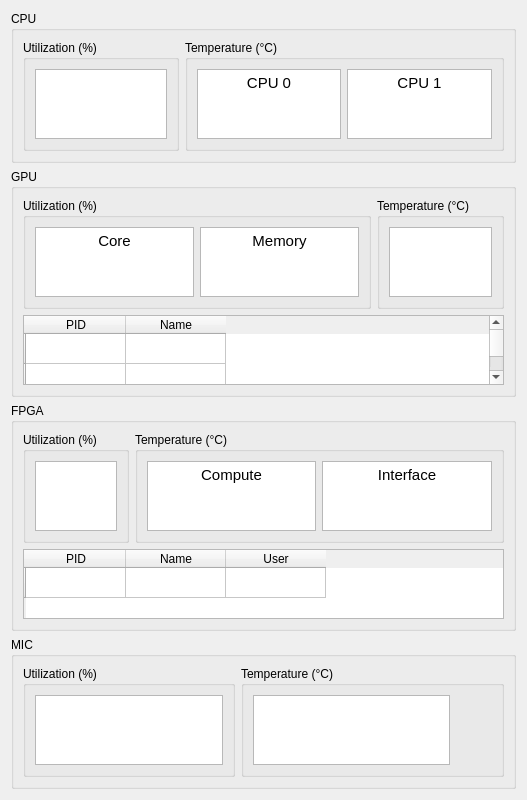
This is utilities/msmonitor_cs/client/msmonitor/qmsmsystemoverview.ui in akiml/ampehre as Qt 5 draws it before an edit. The edited form follows.
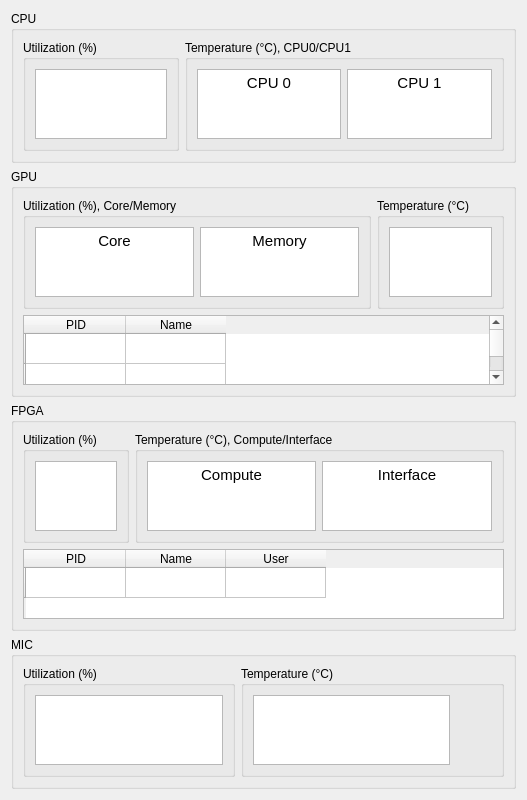
This is the edited form.

The edit to the form file:
```diff
--- a/utilities/msmonitor_cs/client/msmonitor/qmsmsystemoverview.ui
+++ b/utilities/msmonitor_cs/client/msmonitor/qmsmsystemoverview.ui
@@ -54,7 +54,7 @@
         <item>
          <widget class="QGroupBox" name="groupBox_cpu_temp">
           <property name="title">
-           <string>Temperature (°C)</string>
+           <string>Temperature (°C), CPU0/CPU1</string>
           </property>
           <layout class="QHBoxLayout" name="horizontalLayout_3">
            <item>
@@ -104,7 +104,7 @@
         <item>
          <widget class="QGroupBox" name="groupBox_gpu_util">
           <property name="title">
-           <string>Utilization (%)</string>
+           <string>Utilization (%), Core/Memory</string>
           </property>
           <layout class="QHBoxLayout" name="horizontalLayout_9">
            <item>
@@ -251,7 +251,7 @@
         <item>
          <widget class="QGroupBox" name="groupBox_fpga_temp">
           <property name="title">
-           <string>Temperature (°C)</string>
+           <string>Temperature (°C), Compute/Interface</string>
           </property>
           <layout class="QHBoxLayout" name="horizontalLayout_11">
            <item>
```
